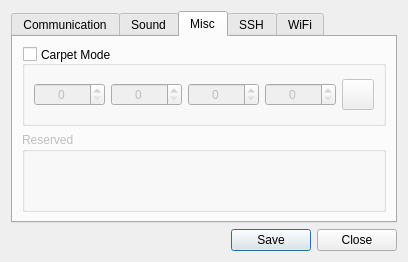
Qt form res/ui/setup.ui (LazyT/rrcc) before a commit.
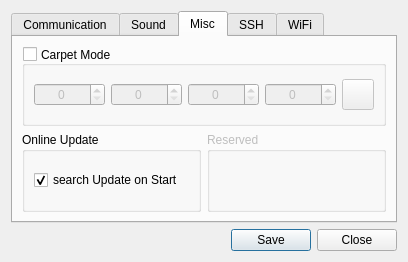
The same form after that commit. The open tabs and pages were chosen to show the change. Icons and pictures are not drawn.

What changed in the file:
```diff
--- a/res/ui/setup.ui
+++ b/res/ui/setup.ui
@@ -516,6 +516,27 @@
         </widget>
        </item>
        <item>
+        <layout class="QHBoxLayout" name="horizontalLayout_16">
+         <item>
+          <widget class="QGroupBox" name="groupBox_9">
+           <property name="title">
+            <string>Online Update</string>
+           </property>
+           <layout class="QHBoxLayout" name="horizontalLayout_17">
+            <item>
+             <widget class="QCheckBox" name="checkBox_update">
+              <property name="text">
+               <string>search Update on Start</string>
+              </property>
+              <property name="checked">
+               <bool>true</bool>
+              </property>
+             </widget>
+            </item>
+           </layout>
+          </widget>
+         </item>
+         <item>
         <widget class="QGroupBox" name="groupBox_7">
          <property name="enabled">
           <bool>false</bool>
@@ -524,6 +545,8 @@
           <string>Reserved</string>
          </property>
         </widget>
+         </item>
+        </layout>
        </item>
       </layout>
      </widget>
```
Lines whose indentation alone changed are shown as unchanged.
